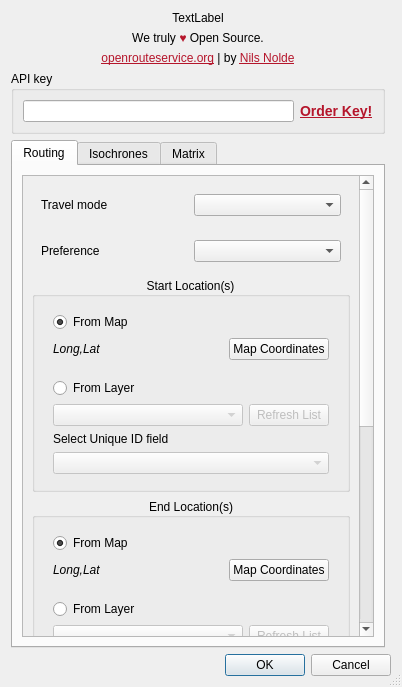
Old version of the form ORStools/gui/ORStoolsDialogUI.ui in the repository GIScience/orstools-qgis-plugin.
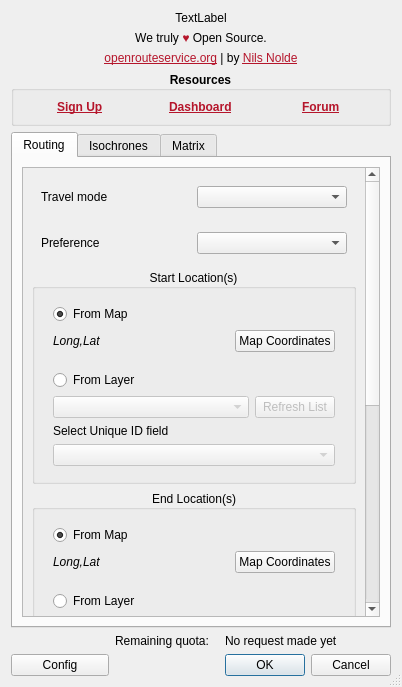
New version of the form.

Diff of the .ui file:
```diff
--- a/ORStools/gui/ORStoolsDialogUI.ui
+++ b/ORStools/gui/ORStoolsDialogUI.ui
@@ -16,77 +16,8 @@
   <property name="sizeGripEnabled">
    <bool>true</bool>
   </property>
-  <layout class="QGridLayout" name="gridLayout">
-   <item row="6" column="0" colspan="2">
-    <widget class="QDialogButtonBox" name="global_buttons">
-     <property name="orientation">
-      <enum>Qt::Horizontal</enum>
-     </property>
-     <property name="standardButtons">
-      <set>QDialogButtonBox::Cancel|QDialogButtonBox::Ok</set>
-     </property>
-    </widget>
-   </item>
-   <item row="3" column="0">
-    <widget class="QGroupBox" name="key_group">
-     <property name="title">
-      <string>API key</string>
-     </property>
-     <layout class="QHBoxLayout" name="horizontalLayout_4">
-      <item>
-       <widget class="QLineEdit" name="key_text">
-        <property name="toolTip">
-         <string>&lt;html&gt;&lt;head/&gt;&lt;body&gt;&lt;p&gt;Get your personal API key!&lt;/p&gt;&lt;p&gt;2500 requests/day and 40 requests/minute limitations&lt;/p&gt;&lt;/body&gt;&lt;/html&gt;</string>
-        </property>
-       </widget>
-      </item>
-      <item>
-       <widget class="QLabel" name="key_link">
-        <property name="font">
-         <font>
-          <pointsize>9</pointsize>
-          <weight>75</weight>
-          <bold>true</bold>
-         </font>
-        </property>
-        <property name="toolTip">
-         <string>&lt;html&gt;&lt;head/&gt;&lt;body&gt;&lt;p&gt;Register for access to ORS&lt;/p&gt;&lt;/body&gt;&lt;/html&gt;</string>
-        </property>
-        <property name="text">
-         <string>&lt;a href=&quot;https://openrouteservice.org/sign-up/&quot; style=&quot;font-size: 14px; color: #b5152b&quot;&gt;Order Key!&lt;/a&gt;</string>
-        </property>
-        <property name="openExternalLinks">
-         <bool>true</bool>
-        </property>
-       </widget>
-      </item>
-     </layout>
-    </widget>
-   </item>
-   <item row="2" column="0">
-    <widget class="QLabel" name="header_text">
-     <property name="text">
-      <string>&lt;html&gt;&lt;head/&gt;&lt;body&gt;&lt;p&gt;&lt;a href=&quot;https://openrouteservice.org/&quot;&gt;&lt;span style=&quot; text-decoration: underline; color:#b5152b;&quot;&gt;openrouteservice.org&lt;/span&gt;&lt;/a&gt; | by &lt;a href=&quot;mailto:nils@openrouteservice.org&quot;&gt;&lt;span style=&quot; text-decoration: underline; color:#b5152b;&quot;&gt;Nils Nolde&lt;/span&gt;&lt;/a&gt;&lt;/p&gt;&lt;/body&gt;&lt;/html&gt;</string>
-     </property>
-     <property name="alignment">
-      <set>Qt::AlignCenter</set>
-     </property>
-     <property name="openExternalLinks">
-      <bool>true</bool>
-     </property>
-    </widget>
-   </item>
-   <item row="0" column="0">
-    <widget class="QLabel" name="header_pic">
-     <property name="text">
-      <string>TextLabel</string>
-     </property>
-     <property name="alignment">
-      <set>Qt::AlignCenter</set>
-     </property>
-    </widget>
-   </item>
-   <item row="1" column="0">
+  <layout class="QGridLayout" name="gridLayout" columnstretch="5,0,0,0">
+   <item row="1" column="0" colspan="4">
     <widget class="QLabel" name="header_subpic">
      <property name="text">
       <string>&lt;a href=&quot;https://github.com/GIScience/openrouteservice&quot; style=&quot;color: black; text-decoration: none&quot;&gt;We truly &lt;span style=&quot;color: #b5152b&quot;&gt;♥&lt;/span&gt; Open Source.&lt;/a&gt;</string>
@@ -99,7 +30,20 @@
      </property>
     </widget>
    </item>
-   <item row="5" column="0">
+   <item row="2" column="0" colspan="4">
+    <widget class="QLabel" name="header_text">
+     <property name="text">
+      <string>&lt;html&gt;&lt;head/&gt;&lt;body&gt;&lt;p&gt;&lt;a href=&quot;https://openrouteservice.org/&quot;&gt;&lt;span style=&quot; text-decoration: underline; color:#b5152b;&quot;&gt;openrouteservice.org&lt;/span&gt;&lt;/a&gt; | by &lt;a href=&quot;mailto:nils@openrouteservice.org&quot;&gt;&lt;span style=&quot; text-decoration: underline; color:#b5152b;&quot;&gt;Nils Nolde&lt;/span&gt;&lt;/a&gt;&lt;/p&gt;&lt;/body&gt;&lt;/html&gt;</string>
+     </property>
+     <property name="alignment">
+      <set>Qt::AlignCenter</set>
+     </property>
+     <property name="openExternalLinks">
+      <bool>true</bool>
+     </property>
+    </widget>
+   </item>
+   <item row="5" column="0" colspan="4">
     <widget class="QTabWidget" name="tabWidget">
      <property name="sizePolicy">
       <sizepolicy hsizetype="Expanding" vsizetype="Expanding">
@@ -127,8 +71,8 @@
           <property name="geometry">
            <rect>
             <x>0</x>
-            <y>0</y>
-            <width>340</width>
+            <y>-18</y>
+            <width>346</width>
             <height>907</height>
            </rect>
           </property>
@@ -1298,6 +1242,95 @@
      </widget>
     </widget>
    </item>
+   <item row="0" column="0" colspan="4">
+    <widget class="QLabel" name="header_pic">
+     <property name="text">
+      <string>TextLabel</string>
+     </property>
+     <property name="alignment">
+      <set>Qt::AlignCenter</set>
+     </property>
+    </widget>
+   </item>
+   <item row="8" column="3">
+    <widget class="QDialogButtonBox" name="global_buttons">
+     <property name="orientation">
+      <enum>Qt::Horizontal</enum>
+     </property>
+     <property name="standardButtons">
+      <set>QDialogButtonBox::Cancel|QDialogButtonBox::Ok</set>
+     </property>
+    </widget>
+   </item>
+   <item row="3" column="0" colspan="4">
+    <widget class="QGroupBox" name="resources_group">
+     <property name="font">
+      <font>
+       <weight>75</weight>
+       <bold>true</bold>
+      </font>
+     </property>
+     <property name="title">
+      <string>Resources</string>
+     </property>
+     <property name="alignment">
+      <set>Qt::AlignCenter</set>
+     </property>
+     <layout class="QHBoxLayout" name="horizontalLayout_4">
+      <item alignment="Qt::AlignHCenter">
+       <widget class="QLabel" name="label_3">
+        <property name="text">
+         <string>&lt;html&gt;&lt;head/&gt;&lt;body&gt;&lt;p&gt;&lt;a href=&quot;https://openrouteservice.org/dev/#/signup&quot;&gt;&lt;span style=&quot; text-decoration: underline; color:#b5152b;&quot;&gt;Sign Up&lt;/span&gt;&lt;/a&gt;&lt;/p&gt;&lt;/body&gt;&lt;/html&gt;</string>
+        </property>
+        <property name="openExternalLinks">
+         <bool>true</bool>
+        </property>
+       </widget>
+      </item>
+      <item alignment="Qt::AlignHCenter">
+       <widget class="QLabel" name="label_2">
+        <property name="text">
+         <string>&lt;html&gt;&lt;head/&gt;&lt;body&gt;&lt;p&gt;&lt;a href=&quot;https://openrouteservice.org/dev/#/home&quot;&gt;&lt;span style=&quot; text-decoration: underline; color:#b5152b;&quot;&gt;Dashboard&lt;/span&gt;&lt;/a&gt;&lt;/p&gt;&lt;/body&gt;&lt;/html&gt;</string>
+        </property>
+        <property name="openExternalLinks">
+         <bool>true</bool>
+        </property>
+       </widget>
+      </item>
+      <item alignment="Qt::AlignHCenter">
+       <widget class="QLabel" name="label">
+        <property name="text">
+         <string>&lt;html&gt;&lt;head/&gt;&lt;body&gt;&lt;p&gt;&lt;a href=&quot;https://ask.openrouteservice.org/c/sdks&quot;&gt;&lt;span style=&quot; text-decoration: underline; color:#b5152b;&quot;&gt;Forum&lt;/span&gt;&lt;/a&gt;&lt;/p&gt;&lt;/body&gt;&lt;/html&gt;</string>
+        </property>
+        <property name="openExternalLinks">
+         <bool>true</bool>
+        </property>
+       </widget>
+      </item>
+     </layout>
+    </widget>
+   </item>
+   <item row="7" column="3">
+    <widget class="QLabel" name="quota_text">
+     <property name="text">
+      <string>No request made yet</string>
+     </property>
+    </widget>
+   </item>
+   <item row="8" column="0">
+    <widget class="QPushButton" name="config_button">
+     <property name="text">
+      <string>Config</string>
+     </property>
+    </widget>
+   </item>
+   <item row="7" column="1">
+    <widget class="QLabel" name="quota_label">
+     <property name="text">
+      <string>Remaining quota: </string>
+     </property>
+    </widget>
+   </item>
   </layout>
   <zorder>global_buttons</zorder>
   <zorder>tabWidget</zorder>
```
Left out of the diff: 14 changed lines with no effect on the pictures.
